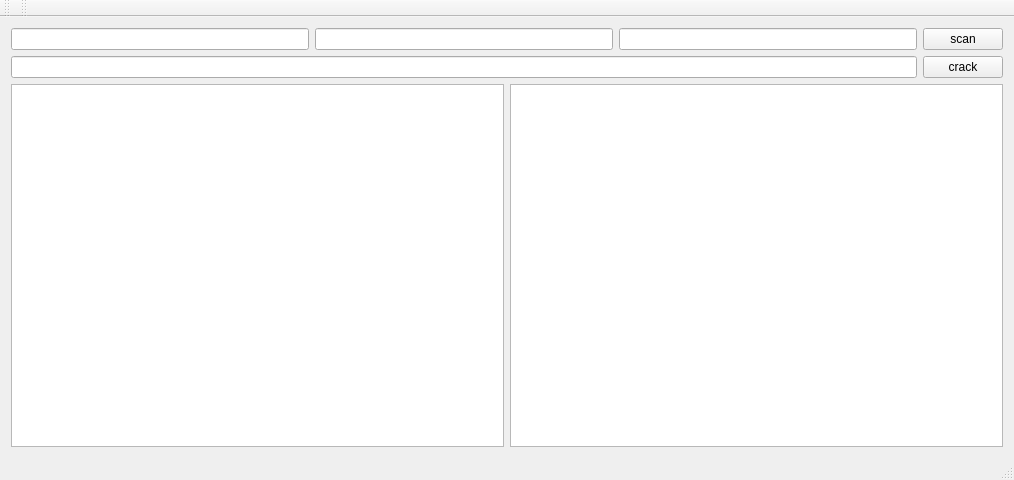
First picture: the form in wificrack/mainwindow.ui, repository xiangshuijiao/wificrack, before the edit.
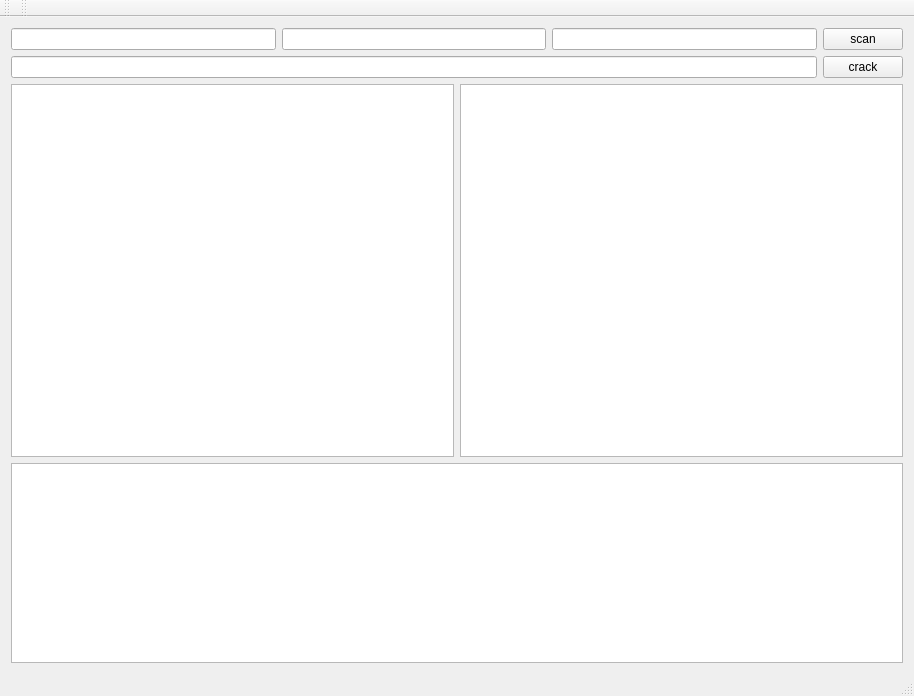
Second picture: the form after the edit.

What changed in the file:
```diff
--- a/wificrack/mainwindow.ui
+++ b/wificrack/mainwindow.ui
@@ -6,15 +6,15 @@
    <rect>
     <x>0</x>
     <y>0</y>
-    <width>1014</width>
-    <height>480</height>
+    <width>914</width>
+    <height>696</height>
    </rect>
   </property>
   <property name="windowTitle">
    <string>MainWindow</string>
   </property>
   <widget class="QWidget" name="centralWidget">
-   <layout class="QHBoxLayout" name="horizontalLayout_4">
+   <layout class="QVBoxLayout" name="verticalLayout_2">
     <item>
      <layout class="QVBoxLayout" name="verticalLayout">
       <item>
@@ -77,6 +77,12 @@
         </item>
         <item>
          <widget class="QTextEdit" name="textEdit_STATION">
+          <property name="sizePolicy">
+           <sizepolicy hsizetype="Expanding" vsizetype="Expanding">
+            <horstretch>0</horstretch>
+            <verstretch>0</verstretch>
+           </sizepolicy>
+          </property>
           <property name="placeholderText">
            <string notr="true"/>
           </property>
@@ -84,6 +90,22 @@
         </item>
        </layout>
       </item>
+      <item>
+       <widget class="QTextEdit" name="textEdit_handshake">
+        <property name="sizePolicy">
+         <sizepolicy hsizetype="Expanding" vsizetype="Fixed">
+          <horstretch>0</horstretch>
+          <verstretch>1</verstretch>
+         </sizepolicy>
+        </property>
+        <property name="maximumSize">
+         <size>
+          <width>16777215</width>
+          <height>200</height>
+         </size>
+        </property>
+       </widget>
+      </item>
      </layout>
     </item>
    </layout>
```
Left out of the diff: 2 changed lines with no effect on the pictures.
